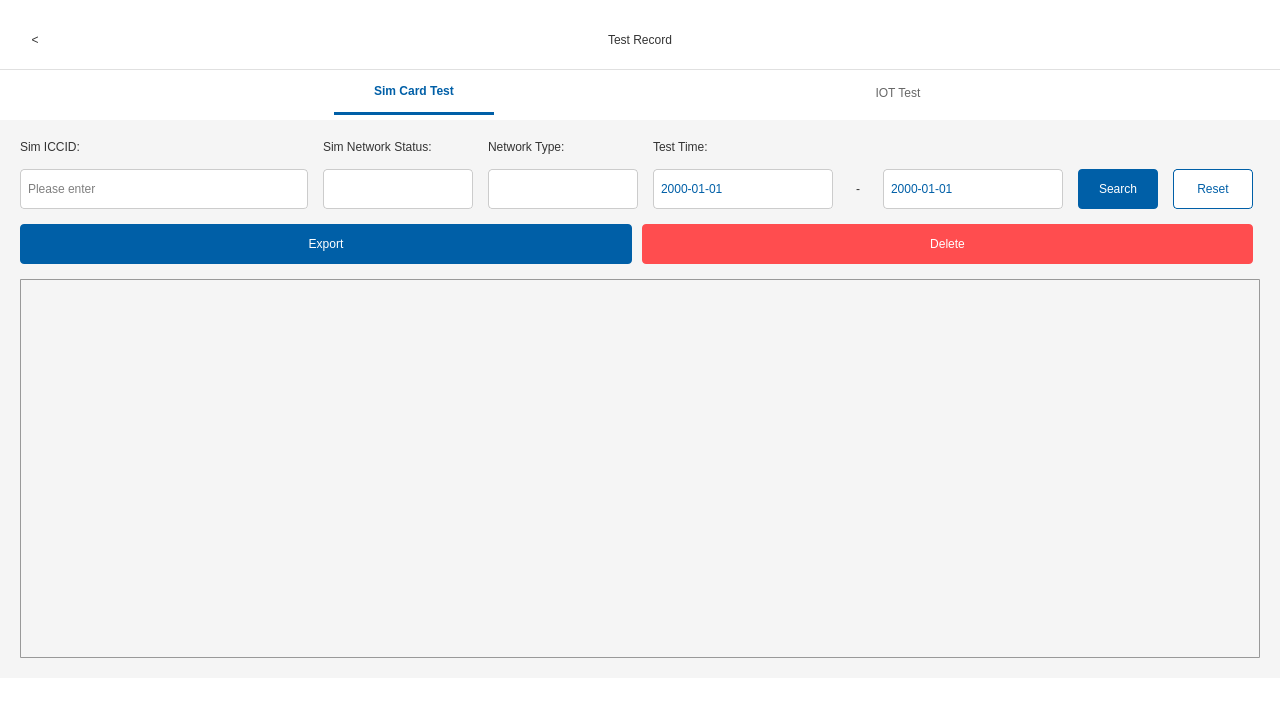
The window that client/src/BackendWnd.ui (13007124563/ToolingBoardTest) describes before a commit, drawn with Qt 5.
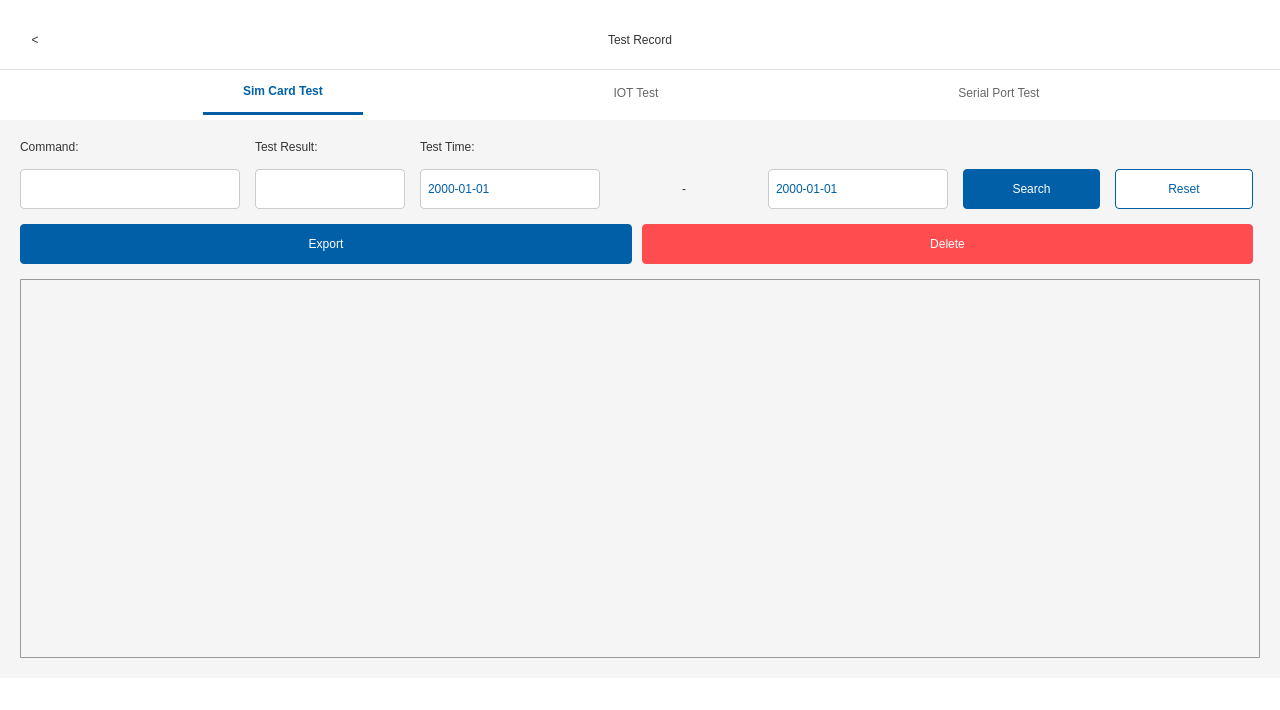
The same window after the commit. The open tabs and pages were chosen to show the change. Icons and pictures are not drawn.

The edit to the form file:
```diff
--- a/client/src/BackendWnd.ui
+++ b/client/src/BackendWnd.ui
@@ -907,6 +907,37 @@
             </property>
            </widget>
           </item>
+          <item>
+           <widget class="QToolButton" name="btn_navi_serial">
+            <property name="enabled">
+             <bool>true</bool>
+            </property>
+            <property name="minimumSize">
+             <size>
+              <width>140</width>
+              <height>40</height>
+             </size>
+            </property>
+            <property name="maximumSize">
+             <size>
+              <width>180</width>
+              <height>40</height>
+             </size>
+            </property>
+            <property name="text">
+             <string>Serial Port Test</string>
+            </property>
+            <property name="checkable">
+             <bool>true</bool>
+            </property>
+            <property name="autoExclusive">
+             <bool>true</bool>
+            </property>
+            <property name="toolButtonStyle">
+             <enum>Qt::ToolButtonTextOnly</enum>
+            </property>
+           </widget>
+          </item>
           <item>
            <spacer name="navi_spacer">
             <property name="orientation">
@@ -1083,6 +1114,86 @@
            </item>
           </layout>
          </widget>
+         <widget class="QWidget" name="page_serial">
+          <property name="styleSheet">
+             <string notr="true">
+#wnd_serial_filters QLabel { font: 12pt &quot;微软雅黑&quot;; color: #333333; }
+#wnd_serial_filters QLineEdit { border: 1px solid #CCCCCC; border-radius: 4px; padding: 5px; font: 12pt &quot;微软雅黑&quot;; background: #FFFFFF; }
+#wnd_serial_filters QComboBox { border: 1px solid #CCCCCC; border-radius: 4px; padding: 5px; font: 12pt &quot;微软雅黑&quot;; background: #FFFFFF; }
+#wnd_serial_filters QDateEdit { border: 1px solid #CCCCCC; border-radius: 4px; padding: 5px; font: 12pt &quot;微软雅黑&quot;; background: #FFFFFF; }
+#btn_serial_record_query { background-color: #005FA7; color: #FFFFFF; border-radius: 4px; font: 12pt &quot;微软雅黑&quot;; border: none; }
+#btn_serial_record_reset { background-color: #FFFFFF; color: #005FA7; border: 1px solid #005FA7; border-radius: 4px; font: 12pt &quot;微软雅黑&quot;; }
+#btn_serial_record_export_excel { background-color: #005FA7; color: #FFFFFF; border-radius: 4px; font: 12pt &quot;微软雅黑&quot;; border: none; }
+#btn_serial_record_delete { background-color: #FF4D4F; color: #FFFFFF; border-radius: 4px; font: 12pt &quot;微软雅黑&quot;; border: none; }
+             </string>
+          </property>
+          <layout class="QVBoxLayout" name="verticalLayout_serial">
+           <property name="spacing"> <number>15</number> </property>
+           <property name="leftMargin"> <number>20</number> </property>
+           <property name="topMargin"> <number>20</number> </property>
+           <property name="rightMargin"> <number>20</number> </property>
+           <property name="bottomMargin"> <number>20</number> </property>
+           
+           <item>
+            <widget class="QWidget" name="wnd_serial_filters" native="true">
+             <layout class="QGridLayout" name="gridLayout_serial_filters">
+              <property name="margin"> <number>0</number> </property>
+              <property name="spacing"> <number>15</number> </property>
+              
+              <item row="0" column="0"> <widget class="QLabel" name="lb_serial_record_cmd"> <property name="text"> <string>Command:</string> </property> </widget> </item>
+              <item row="1" column="0"> <widget class="QComboBox" name="combo_serial_record_cmd"> <property name="minimumSize"> <size> <width>220</width> <height>40</height> </size> </property> </widget> </item>
+              
+              <item row="0" column="1"> <widget class="QLabel" name="lb_serial_record_result"> <property name="text"> <string>Test Result:</string> </property> </widget> </item>
+              <item row="1" column="1"> <widget class="QComboBox" name="combo_serial_record_result"> <property name="minimumSize"> <size> <width>150</width> <height>40</height> </size> </property> </widget> </item>
+
+              <item row="0" column="2" colspan="3"> <widget class="QLabel" name="lb_serial_record_test_time"> <property name="text"> <string>Test Time:</string> </property> </widget> </item>
+              <item row="1" column="2"> 
+                <widget class="QDateEdit" name="edt_serial_record_begin_date"> 
+                   <property name="displayFormat"> <string>yyyy-MM-dd</string> </property> 
+                   <property name="calendarPopup"> <bool>true</bool> </property> 
+                   <property name="minimumSize"> <size> <width>180</width> <height>40</height> </size> </property> 
+                </widget> 
+              </item>
+              <item row="1" column="3"> <widget class="QLabel" name="lb_serial_to"> <property name="text"> <string>-</string> </property> <property name="alignment"> <set>Qt::AlignCenter</set> </property> <property name="minimumSize"> <size> <width>20</width> <height>40</height> </size> </property> </widget> </item>
+              <item row="1" column="4"> 
+                <widget class="QDateEdit" name="edt_serial_record_end_date"> 
+                   <property name="displayFormat"> <string>yyyy-MM-dd</string> </property> 
+                   <property name="calendarPopup"> <bool>true</bool> </property> 
+                   <property name="minimumSize"> <size> <width>180</width> <height>40</height> </size> </property> 
+                </widget> 
+              </item>
+              
+              <item row="1" column="5"> <widget class="QPushButton" name="btn_serial_record_query"> <property name="text"> <string>Search</string> </property> <property name="minimumSize"> <size> <width>80</width> <height>40</height> </size> </property> </widget> </item>
+              <item row="1" column="6"> <widget class="QPushButton" name="btn_serial_record_reset"> <property name="text"> <string>Reset</string> </property> <property name="minimumSize"> <size> <width>80</width> <height>40</height> </size> </property> </widget> </item>
+              
+              <item row="1" column="7"> <spacer name="spacer_serial_filters"> <property name="orientation"> <enum>Qt::Horizontal</enum> </property> </spacer> </item>
+             </layout>
+            </widget>
+           </item>
+
+           <item>
+            <widget class="QWidget" name="wnd_serial_actions" native="true">
+             <layout class="QHBoxLayout" name="hbox_serial_actions">
+              <property name="margin"> <number>0</number> </property>
+              <property name="spacing"> <number>10</number> </property>
+              <item> <widget class="QPushButton" name="btn_serial_record_export_excel"> <property name="text"> <string>Export</string> </property> <property name="minimumSize"> <size> <width>80</width> <height>40</height> </size> </property> </widget> </item>
+              <item> <widget class="QPushButton" name="btn_serial_record_delete"> <property name="text"> <string>Delete</string> </property> <property name="minimumSize"> <size> <width>80</width> <height>40</height> </size> </property> </widget> </item>
+              <item> <spacer name="spacer_serial_actions"> <property name="orientation"> <enum>Qt::Horizontal</enum> </property> </spacer> </item>
+             </layout>
+            </widget>
+           </item>
+           
+           <item>
+            <widget class="QTableView" name="tb_serial_record_result">
+             <property name="selectionBehavior"> <enum>QAbstractItemView::SelectRows</enum> </property>
+             <property name="sortingEnabled"> <bool>true</bool> </property>
+             <property name="verticalScrollBarPolicy"> <enum>Qt::ScrollBarAsNeeded</enum> </property>
+             <property name="alternatingRowColors"> <bool>true</bool> </property>
+             <attribute name="horizontalHeaderStretchLastSection"> <bool>true</bool> </attribute>
+            </widget>
+           </item>
+          </layout>
+         </widget>
         </widget>
        </item>
       </layout>
```
Left out of the diff: 1 changed line with no effect on the pictures.
